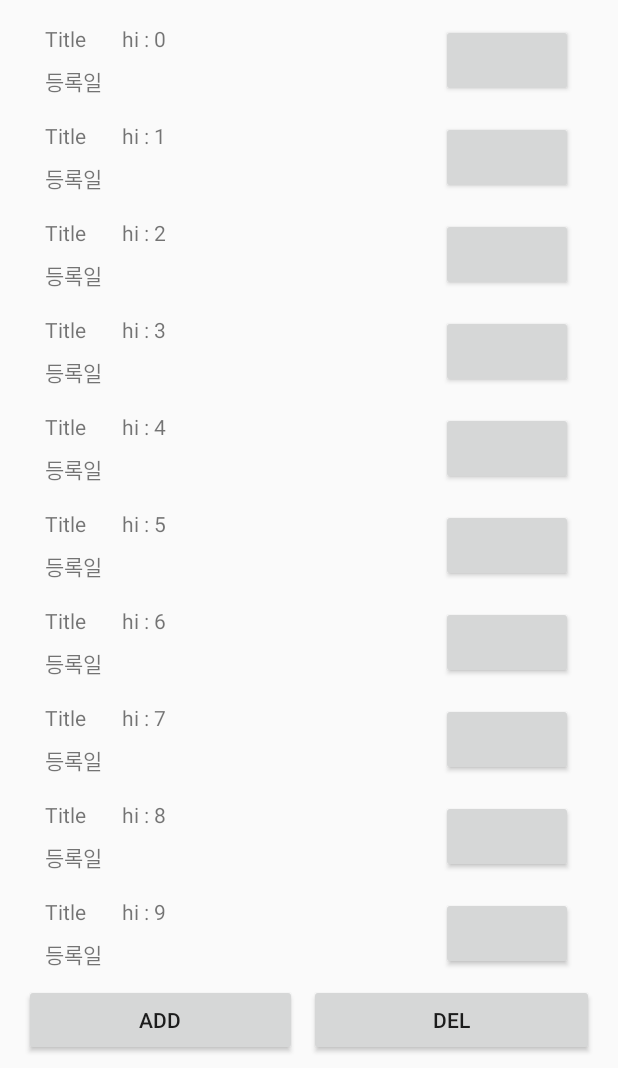
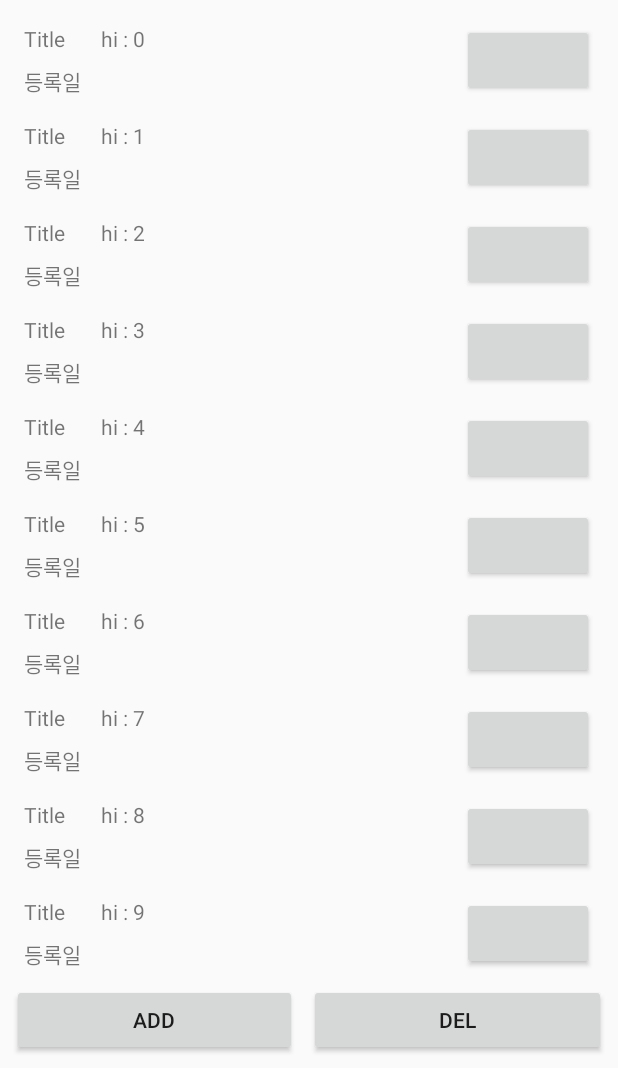
Before and after one commit to clucle/rx-todo-app, an Android app: the screen it shows after launch (MainActivity), on a phone screen of 412 x 824 dp, the part 168-1236 px from its top. Run offline under Robolectric (Android 15) with nearby library versions, the phone set to English and light mode, and no system bars; our stand-ins replace ButterKnife.

Commit message:
feat: recycler view 아이템 짤리는 것 처리
Signed-off-by: clucle <wjdenwls123@gmail.com>

```diff
--- a/app/src/main/res/layout/activity_main.xml
+++ b/app/src/main/res/layout/activity_main.xml
@@ -57,10 +57,6 @@
         android:id="@+id/vp_main"
         android:layout_width="match_parent"
         android:layout_height="0dp"
-        android:layout_marginStart="8dp"
-        android:layout_marginLeft="8dp"
-        android:layout_marginEnd="8dp"
-        android:layout_marginRight="8dp"
         android:layout_marginBottom="8dp"
         app:layout_constraintBottom_toBottomOf="parent"
         app:layout_constraintEnd_toEndOf="parent"
--- a/app/src/main/res/layout/fragment_todo.xml
+++ b/app/src/main/res/layout/fragment_todo.xml
@@ -7,7 +7,7 @@
 
     <android.support.v7.widget.RecyclerView
         android:id="@+id/recycler_view_todo"
-        android:layout_width="368dp"
+        android:layout_width="0dp"
         android:layout_height="0dp"
         android:layout_marginStart="8dp"
         android:layout_marginLeft="8dp"
```
